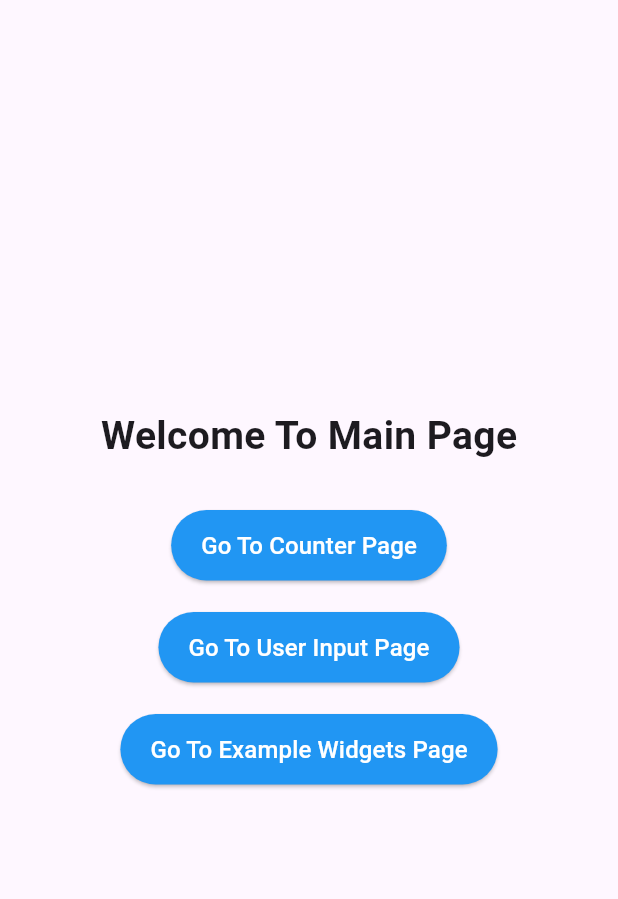
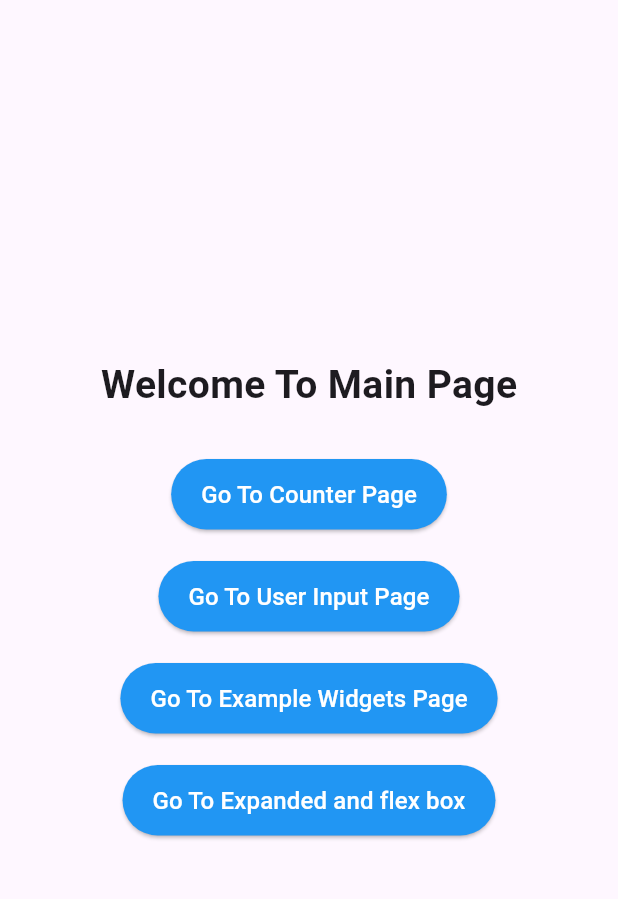
Before and after one commit to Gaurav-Basnet/Flutter_Learn, a Flutter app: the screen it shows after launch, on a phone screen of 412 x 824 dp, the part 63-962 px from its top. Run offline on Flutter 3.47's test engine with Material 3 defaults, Android fonts, the phone set to English and light mode, and no system bars.

Commit message:
Managing the commits

```diff
--- a/lib/frames/widgettree.dart
+++ b/lib/frames/widgettree.dart
@@ -1,5 +1,6 @@
 import 'package:first_app/counter.dart';
 import 'package:first_app/differentwidgets.dart';
+import 'package:first_app/rowsandcolumn.dart';
 import 'package:first_app/userInput.dart';
 import 'package:flutter/material.dart';
 
@@ -88,6 +89,26 @@ class _WidgettreeState extends State<Widgettree> {
                 style: TextStyle(color: Colors.white, fontSize: 16),
               ),
             ),
+            const SizedBox(height: 20, width: double.infinity),
+            ElevatedButton(
+              style: ElevatedButton.styleFrom(
+                backgroundColor: Colors.blue,
+                padding: const EdgeInsets.symmetric(
+                  horizontal: 20,
+                  vertical: 12,
+                ),
+              ),
+              onPressed: () {
+                Navigator.push(
+                  context,
+                  MaterialPageRoute(builder: (context) => Rowsandcolumn()),
+                );
+              },
+              child: const Text(
+                "Go To Expanded and flex box",
+                style: TextStyle(color: Colors.white, fontSize: 16),
+              ),
+            ),
           ],
         ),
       ),
```
Also changed, not shown: lib/rowsandcolumn.dart (added, +73 -0 lines).
